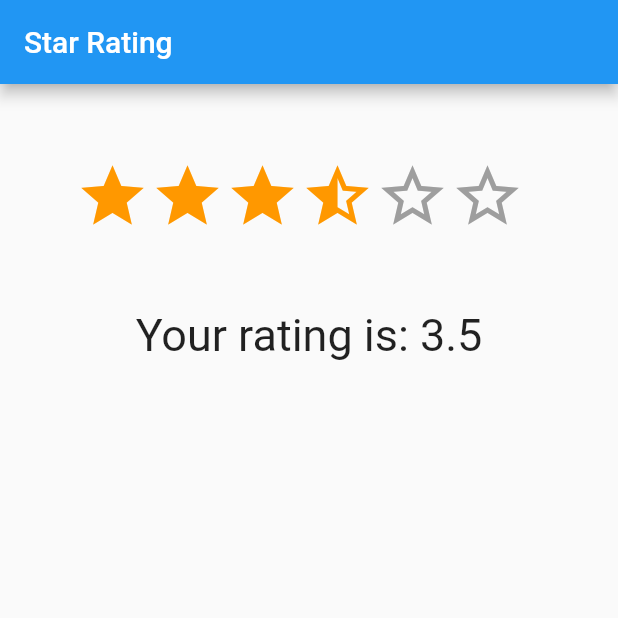
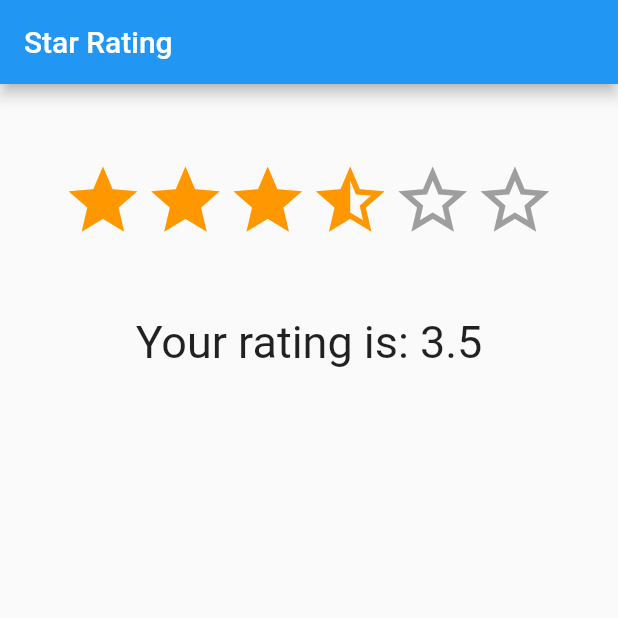
Before and after one commit to Unicorn-Games-Hub/flutter_rating, a Flutter app: the screen it shows after launch, on a phone screen of 412 x 824 dp, the top half of it. Run offline on Flutter 3.47's test engine with Material 2 defaults, Android fonts, the phone set to English and light mode, and no system bars.

Commit message:
fix overflow issue with auto scale & format code

```diff
--- a/example/lib/main.dart
+++ b/example/lib/main.dart
@@ -1,5 +1,6 @@
 import 'package:flutter/material.dart';
 import 'package:flutter_rating/flutter_rating.dart';
+
 void main() => runApp(new MyApp());
 
 class MyApp extends StatelessWidget {
@@ -14,6 +15,7 @@ class MyApp extends StatelessWidget {
     );
   }
 }
+
 class Test extends StatefulWidget {
   @override
   _TestState createState() => new _TestState();
@@ -21,6 +23,7 @@ class Test extends StatefulWidget {
 
 class _TestState extends State<Test> {
   double rating = 3.5;
+  int starCount = 6;
 
   @override
   Widget build(BuildContext context) {
@@ -28,27 +31,33 @@ class _TestState extends State<Test> {
       appBar: new AppBar(
         title: new Text("Star Rating"),
       ),
-      body:new Column(
+      body:
+      new Column(
         children: <Widget>[
           new Padding(
-          padding: EdgeInsets.all(50.0),
+            padding: new EdgeInsets.only(
+              top: 50.0,
+              bottom: 50.0,
+            ),
             child: new StarRating(
+              size: MediaQuery.of(context).size.width/starCount*0.8,
               rating: rating,
               color: Colors.orange,
               borderColor: Colors.grey,
-            size: 50.0,
-            starCount: 6,
+              starCount: starCount,
               onRatingChanged: (rating) => setState(
-              (){
+                    () {
                       this.rating = rating;
-              }
-            )
+                    },
                   ),
             ),
-        new Text("Your rating is: $rating", style: new TextStyle(fontSize: 30.0),),
+          ),
+          new Text(
+            "Your rating is: $rating",
+            style: new TextStyle(fontSize: 30.0),
+          ),
         ],
       ),
     );
-
   }
 }
--- a/lib/flutter_rating.dart
+++ b/lib/flutter_rating.dart
@@ -1,5 +1,7 @@
 library flutter_rating;
+
 import 'package:flutter/material.dart';
+
 typedef void RatingChangeCallback(double rating);
 
 class StarRating extends StatelessWidget {
@@ -9,34 +11,42 @@ class StarRating extends StatelessWidget {
   final Color color;
   final Color borderColor;
   final double size;
-  StarRating({this.starCount=5, this.rating=.0, this.onRatingChanged, this.color, this.borderColor, this.size});
+
+  StarRating(
+      {this.starCount = 5,
+      this.rating = .0,
+      this.onRatingChanged,
+      this.color,
+      this.borderColor,
+      this.size});
 
   Widget buildStar(BuildContext context, int index) {
     Icon icon;
+    double ratingStarSizeRelativeToScreen =  MediaQuery.of(context).size.width/starCount;
+
     if (index >= rating) {
       icon = new Icon(
         Icons.star_border,
-        color:borderColor?? Theme.of(context).buttonColor,
-        size: size??25.0,
+        color: borderColor ?? Theme.of(context).buttonColor,
+        size: size ?? ratingStarSizeRelativeToScreen,
       );
-    }
-    else if (index > rating - 1 && index < rating) {
+    } else if (index > rating - 1 && index < rating) {
       icon = new Icon(
         Icons.star_half,
         color: color ?? Theme.of(context).primaryColor,
-        size: size??25.0,
+        size: size ?? ratingStarSizeRelativeToScreen,
       );
     } else {
       icon = new Icon(
         Icons.star,
         color: color ?? Theme.of(context).primaryColor,
-        size: size??25.0,
+        size: size ?? ratingStarSizeRelativeToScreen,
       );
     }
     return new InkResponse(
-      onTap: onRatingChanged == null ? null : () => onRatingChanged(index + 1.0),
+      onTap:
+          onRatingChanged == null ? null : () => onRatingChanged(index + 1.0),
       child: icon,
-
     );
   }
 
@@ -46,7 +56,11 @@ class StarRating extends StatelessWidget {
       type: MaterialType.transparency,
       child: new Center(
         child: new Row(
-        children: new List.generate(starCount, (index) => buildStar(context, index))
+          mainAxisAlignment: MainAxisAlignment.center,
+          children: new List.generate(
+            starCount,
+            (index) => buildStar(context, index),
+          ),
         ),
       ),
     );
```
Lines whose indentation alone changed are shown as unchanged.
